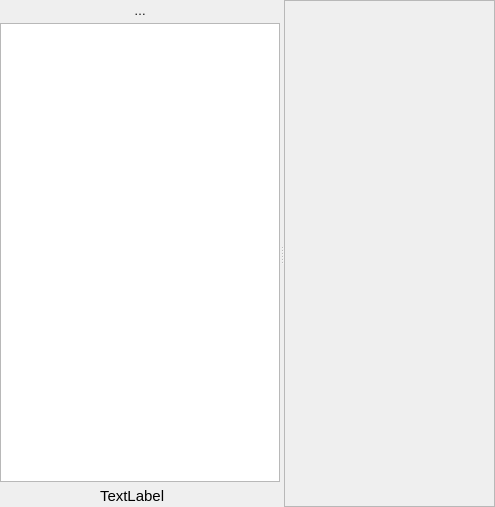
qgis/QGIS, file src/ui/qgsdualviewbase.ui: the form before one commit.
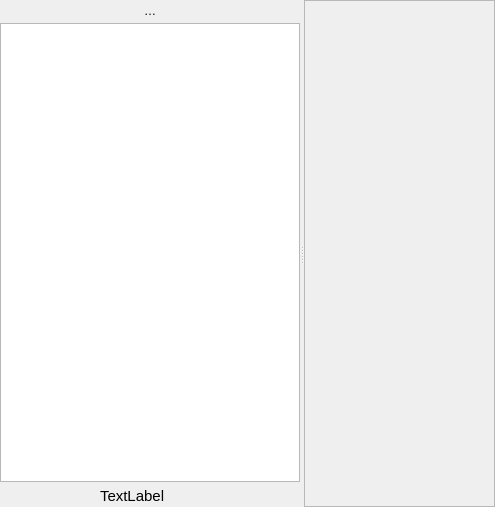
The form after the commit. Icons and pictures are not drawn. Custom widgets are drawn as their Qt base class.

What changed in the file:
```diff
--- a/src/ui/qgsdualviewbase.ui
+++ b/src/ui/qgsdualviewbase.ui
@@ -278,6 +278,19 @@
              </property>
             </widget>
            </item>
+           <item>
+            <spacer name="horizontalSpacer_2">
+             <property name="orientation">
+              <enum>Qt::Horizontal</enum>
+             </property>
+             <property name="sizeHint" stdset="0">
+              <size>
+               <width>20</width>
+               <height>20</height>
+              </size>
+             </property>
+            </spacer>
+           </item>
            <item>
             <widget class="QToolButton" name="mAutoPanButton">
              <property name="toolTip">
```
Left out of the diff: 6 changed lines with no effect on the pictures.
